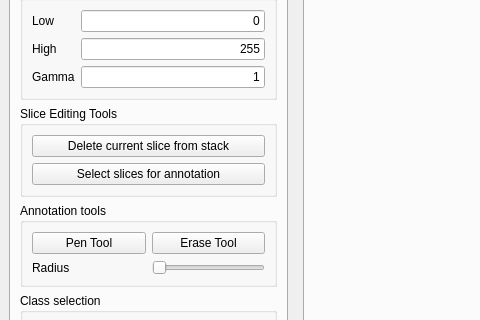
Qt form mainwindow_tab2.ui (ckolluru/3D-MUSE-segment) before a commit; both pictures show x 0 to 480 and y 82 to 402 of the 1004 by 660 pixel window.
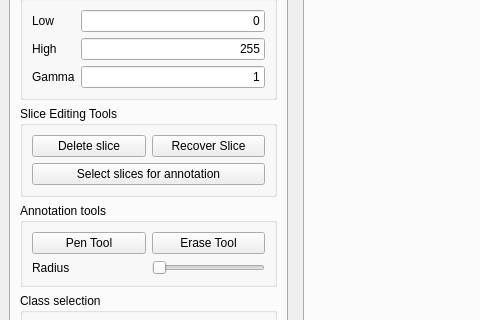
The same form after that commit. Custom widgets are drawn as their Qt base class.

Commit message: Fix delete button, add recover, slice select

Diff of the .ui file:
```diff
--- a/mainwindow_tab2.ui
+++ b/mainwindow_tab2.ui
@@ -114,16 +114,23 @@
           <property name="title">
            <string>Slice Editing Tools</string>
           </property>
-          <layout class="QVBoxLayout" name="verticalLayout_6">
-           <item>
+          <layout class="QGridLayout" name="gridLayout_9">
+           <item row="0" column="0">
             <widget class="QPushButton" name="deleteSliceFromStack">
              <property name="text">
-              <string>Delete current slice from stack</string>
+              <string>Delete slice</string>
              </property>
             </widget>
            </item>
-           <item>
-            <widget class="QPushButton" name="pushButton">
+           <item row="0" column="1">
+            <widget class="QPushButton" name="recoverSlice">
+             <property name="text">
+              <string>Recover Slice</string>
+             </property>
+            </widget>
+           </item>
+           <item row="1" column="0" colspan="2">
+            <widget class="QPushButton" name="selectSliceForAnnotate">
              <property name="text">
               <string>Select slices for annotation</string>
              </property>
```
Left out of the diff: 19 changed lines with no effect on the pictures. The commit also changes 1 other file.
